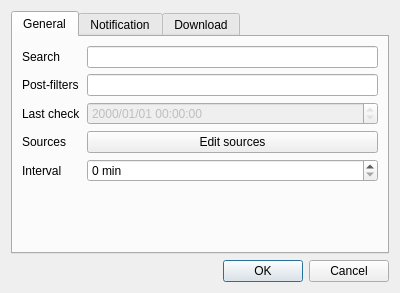
Above: gui/src/monitor-window.ui from Bionus/imgbrd-grabber before the change. Below: the same form after it.
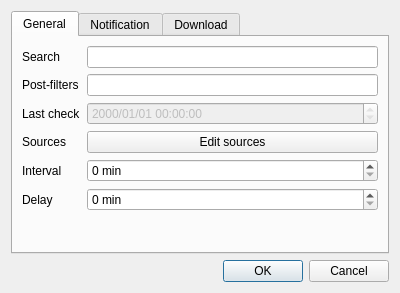
That is the form after the change. Icons and pictures are not drawn.

Commit message: Add 'delay' setting for monitors (issue #1695)

Diff of the .ui file:
```diff
--- a/gui/src/monitor-window.ui
+++ b/gui/src/monitor-window.ui
@@ -114,6 +114,23 @@
          </property>
         </widget>
        </item>
+       <item row="5" column="0">
+        <widget class="QLabel" name="label">
+         <property name="text">
+          <string>Delay</string>
+         </property>
+        </widget>
+       </item>
+       <item row="5" column="1">
+        <widget class="QSpinBox" name="spinDelay">
+         <property name="suffix">
+          <string> min</string>
+         </property>
+         <property name="maximum">
+          <number>100000</number>
+         </property>
+        </widget>
+       </item>
       </layout>
      </widget>
      <widget class="QWidget" name="tabNotification">
```
Left out of the diff: 4 changed lines with no effect on the pictures. The commit also changes 4 other files.
